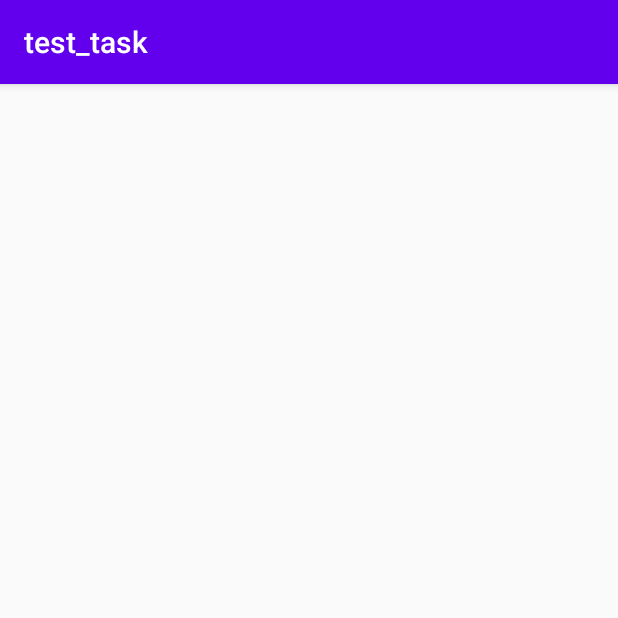
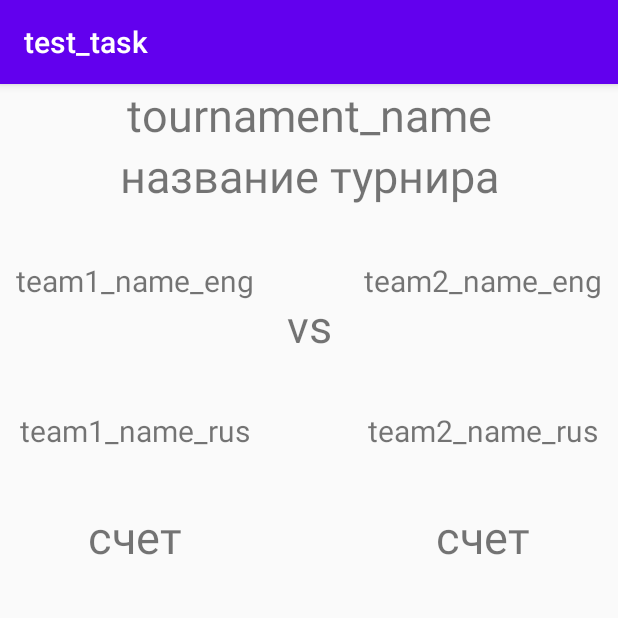
Before and after one commit to WaWaKids/test_task, an Android app: the screen it shows after launch (MatchActivity), after a tap on "SEARCH", on a phone screen of 412 x 824 dp, the top half of it. Run offline under Robolectric (Android 15) with nearby library versions, the phone set to English and light mode, and no system bars; 1 statement that could not run was skipped.

Commit message:
-Made a template for showing info about tournament and teams

```diff
--- a/app/src/main/res/layout/activity_match.xml
+++ b/app/src/main/res/layout/activity_match.xml
@@ -1,9 +1,96 @@
 <?xml version="1.0" encoding="utf-8"?>
-<androidx.constraintlayout.widget.ConstraintLayout
-    xmlns:android="http://schemas.android.com/apk/res/android"
+<androidx.constraintlayout.widget.ConstraintLayout xmlns:android="http://schemas.android.com/apk/res/android"
     xmlns:tools="http://schemas.android.com/tools"
     android:layout_width="match_parent"
     android:layout_height="match_parent"
+    xmlns:app="http://schemas.android.com/apk/res-auto"
     tools:context=".MatchActivity">
 
+    <TextView
+        android:id="@+id/tournament_name_eng"
+        android:layout_width="match_parent"
+        android:layout_height="wrap_content"
+        android:textSize="30dp"
+        android:gravity="center_vertical|center_horizontal"
+        android:text="tournament_name"
+        app:layout_constraintTop_toTopOf="parent"/>
+
+    <TextView
+        android:id="@+id/tournament_name_rus"
+        android:layout_width="match_parent"
+        android:layout_height="wrap_content"
+        android:textSize="30dp"
+        android:gravity="center_vertical|center_horizontal"
+        android:text="название турнира"
+        app:layout_constraintTop_toBottomOf="@+id/tournament_name_eng"/>
+
+    <TextView
+        android:id="@+id/team1_name_eng"
+        android:layout_width="180dp"
+        android:layout_height="100dp"
+        android:text="team1_name_eng"
+        android:textSize="20dp"
+        android:gravity="center_horizontal|center_vertical"
+        app:layout_constraintTop_toBottomOf="@+id/tournament_name_rus"
+        app:layout_constraintLeft_toLeftOf="parent"/>
+
+    <TextView
+        android:id="@+id/team1_name_rus"
+        android:layout_width="180dp"
+        android:layout_height="100dp"
+        android:text="team1_name_rus"
+        android:textSize="20dp"
+        android:gravity="center_horizontal|center_vertical"
+        app:layout_constraintTop_toBottomOf="@+id/team1_name_eng"
+        app:layout_constraintLeft_toLeftOf="parent"/>
+
+    <TextView
+        android:id="@+id/team2_name_eng"
+        android:layout_width="180dp"
+        android:layout_height="100dp"
+        android:text="team2_name_eng"
+        android:textSize="20dp"
+        android:gravity="center_horizontal|center_vertical"
+        app:layout_constraintEnd_toEndOf="parent"
+        app:layout_constraintTop_toBottomOf="@+id/tournament_name_rus" />
+
+    <TextView
+        android:id="@+id/team2_name_rus"
+        android:layout_width="180dp"
+        android:layout_height="100dp"
+        android:text="team2_name_rus"
+        android:textSize="20dp"
+        android:gravity="center_horizontal|center_vertical"
+        app:layout_constraintEnd_toEndOf="parent"
+        app:layout_constraintTop_toBottomOf="@+id/team2_name_eng" />
+
+    <TextView
+        android:id="@+id/textView"
+        android:layout_width="wrap_content"
+        android:layout_height="wrap_content"
+        android:text="vs"
+        android:textSize="30dp"
+        app:layout_constraintBottom_toBottomOf="@+id/team1_name_eng"
+        app:layout_constraintEnd_toStartOf="@+id/team2_name_eng"
+        app:layout_constraintStart_toEndOf="@+id/team1_name_eng" />
+
+    <TextView
+        android:id="@+id/textView2"
+        android:layout_width="wrap_content"
+        android:layout_height="wrap_content"
+        android:text="счет"
+        android:textSize="30dp"
+        app:layout_constraintEnd_toEndOf="@+id/team1_name_rus"
+        app:layout_constraintStart_toStartOf="@+id/team1_name_rus"
+        app:layout_constraintTop_toBottomOf="@+id/team1_name_rus" />
+
+    <TextView
+        android:layout_width="wrap_content"
+        android:layout_height="wrap_content"
+        android:text="счет"
+        android:textSize="30dp"
+        app:layout_constraintEnd_toEndOf="parent"
+        app:layout_constraintStart_toStartOf="@+id/team2_name_rus"
+        app:layout_constraintTop_toBottomOf="@+id/team2_name_rus" />
+
 </androidx.constraintlayout.widget.ConstraintLayout>
```
